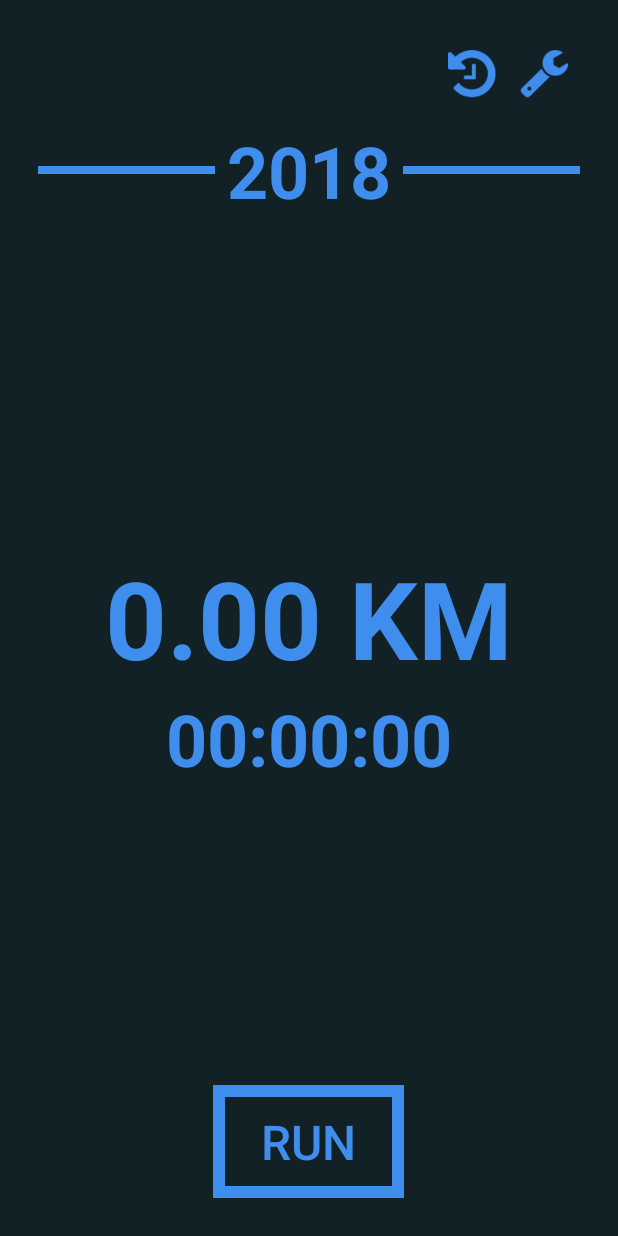
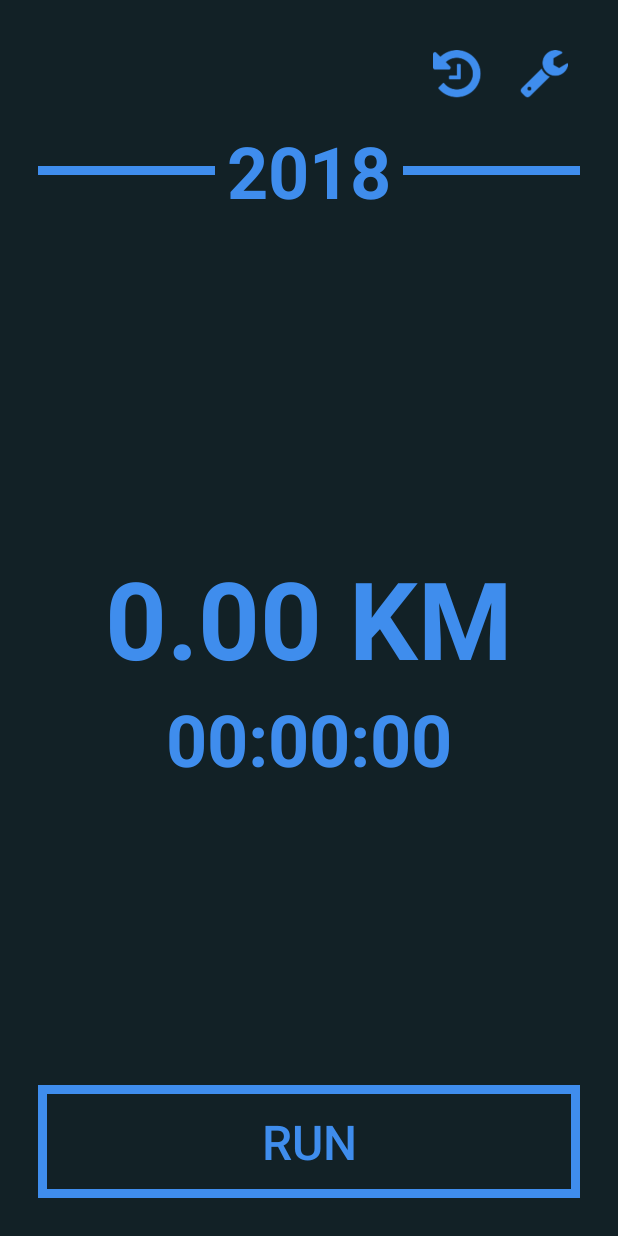
Before and after one commit to MarcelJurtz/MovementTracker, an Android app: the screen it shows after launch (MainActivity), on a phone screen of 412 x 824 dp. Run offline under Robolectric (Android 15) with nearby library versions, the phone set to English and light mode, and no system bars; our stand-ins replace data binding.

Commit message:
Update main activity UI

```diff
--- a/app/src/main/res/layout/activity_main.xml
+++ b/app/src/main/res/layout/activity_main.xml
@@ -25,6 +25,8 @@
         <ImageButton
             android:id="@+id/cmdSettings"
             style="@style/transparent_imagebutton"
+            android:paddingRight="0dp"
+            android:layout_marginLeft="@dimen/imagebutton_margin"
             android:src="@drawable/fa_wrench"
             android:layout_alignParentTop="true"
             android:layout_alignParentRight="true"
@@ -79,7 +81,7 @@
 
         <Button
             android:id="@+id/cmdStart"
-            android:layout_width="wrap_content"
+            android:layout_width="match_parent"
             android:layout_height="wrap_content"
             android:layout_alignParentBottom="true"
             android:layout_centerHorizontal="true"
--- a/app/src/main/res/values/dimens.xml
+++ b/app/src/main/res/values/dimens.xml
@@ -3,11 +3,13 @@
     <dimen name="padding_general_activity">25dp</dimen>
     <dimen name="font_size_header">72dp</dimen>
     <dimen name="font_size_subheader">48dp</dimen>
-    <dimen name="button_stroke_width">8dp</dimen>
+    <dimen name="button_stroke_width">6dp</dimen>
     <dimen name="button_padding_vertically">16dp</dimen>
     <dimen name="button_padding_horizontally">32dp</dimen>
     <dimen name="button_font_size">32dp</dimen>
     <dimen name="imagebutton_padding">8dp</dimen>
+    <dimen name="imagebutton_margin">10dp</dimen>
     <dimen name="imagebutton_size">48dp</dimen>
     <dimen name="textview_title_padding">8dp</dimen>
+    <dimen name="vertical_line_stroke_width">6dp</dimen>
 </resources>
--- a/app/src/main/res/values/styles.xml
+++ b/app/src/main/res/values/styles.xml
@@ -18,7 +18,7 @@
 
     <style name="horizontal_center_line">
         <item name="android:layout_width">fill_parent</item>
-        <item name="android:layout_height">5dip</item>
+        <item name="android:layout_height">@dimen/vertical_line_stroke_width</item>
         <item name="android:background">@color/colorAccent</item>
         <item name="android:layout_centerVertical">true</item>
     </style>
```
